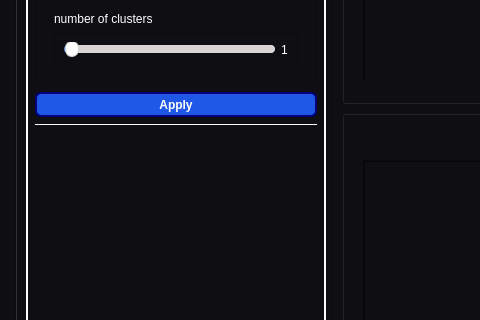
This is ui.ui in Eagle-E-Y-E/Task4-Segmentation as Qt 5 draws it before an edit; both pictures show x 0 to 480 and y 309 to 629 of the 999 by 830 pixel window. The edited form follows.
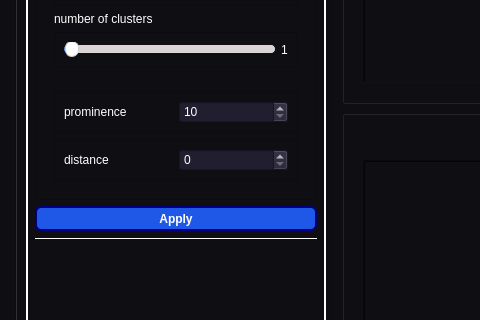
This is the edited form. Icons and pictures are not drawn.

Commit message: reg growing ui

```diff
--- a/ui.ui
+++ b/ui.ui
@@ -52,7 +52,7 @@
     color: #616161;
     background-color: qlineargradient(spread:pad, x1:0.5, y1:0, x2:0.5, y2:1, stop:0 #dce7eb, stop:0.5 #e0e8eb, stop:1 #dee7ec);
 }
-QLineEdit, QTextEdit, QPlainTextEdit, QSpinBox, QDoubleSpinBox, QTimeEdit, QDateEdit, QDateTimeEdit {
+QLineEdit, QTextEdit, QPlainTextEdit, QDoubleSpinBox, QTimeEdit, QDateEdit, QDateTimeEdit {
     border-width: 2px;
     border-radius: 8px;
     border-style: solid;
@@ -63,7 +63,7 @@
     background-color: #f4f4f4;
     color: #3d3d3d;
 }
-QLineEdit:focus, QTextEdit:focus, QPlainTextEdit:focus, QSpinBox:focus, QDoubleSpinBox:focus, QTimeEdit:focus, QDateEdit:focus, QDateTimeEdit:focus {
+QLineEdit:focus, QTextEdit:focus, QPlainTextEdit:focus, QDoubleSpinBox:focus, QTimeEdit:focus, QDateEdit:focus, QDateTimeEdit:focus {
     border-width: 2px;
     border-radius: 8px;
     border-style: solid;
@@ -74,10 +74,10 @@
     background-color: #f4f4f4;
     color: #3d3d3d;
 }
-QLineEdit:disabled, QTextEdit:disabled, QPlainTextEdit:disabled, QSpinBox:disabled, QDoubleSpinBox:disabled, QTimeEdit:disabled, QDateEdit:disabled, QDateTimeEdit:disabled {
+QLineEdit:disabled, QTextEdit:disabled, QPlainTextEdit:disabled, QDoubleSpinBox:disabled, QTimeEdit:disabled, QDateEdit:disabled, QDateTimeEdit:disabled {
     color: #b9b9b9;
 }
-QSpinBox::up-button, QDoubleSpinBox::up-button, QTimeEdit::up-button, QDateEdit::up-button, QDateTimeEdit::up-button {
+ QTimeEdit::up-button, QDateEdit::up-button, QDateTimeEdit::up-button {
     subcontrol-origin: padding;
     subcontrol-position: top right;
     width: 15px;
@@ -88,7 +88,7 @@
     border-top-right-radius: 3px;
     padding: 3px;
 }
-QSpinBox::down-button, QDoubleSpinBox::down-button, QTimeEdit::down-button, QDateEdit::down-button, QDateTimeEdit::down-button {
+ QTimeEdit::down-button, QDateEdit::down-button, QDateTimeEdit::down-button {
     subcontrol-origin: padding;
     subcontrol-position: bottom right;
     width: 15px;
@@ -99,29 +99,29 @@
     border-bottom-right-radius: 3px;
     padding: 3px;
 }
-QSpinBox::up-button:pressed, QDoubleSpinBox::up-button:pressed, QTimeEdit::up-button:pressed, QDateEdit::up-button:pressed, QDateTimeEdit::up-button:pressed {
+ QTimeEdit::up-button:pressed, QDateEdit::up-button:pressed, QDateTimeEdit::up-button:pressed {
     color: #aeaeae;
     background-color: qlineargradient(spread:pad, x1:0.5, y1:0, x2:0.5, y2:1, stop:0 #ffffff, stop:0.5 #fbfdfd, stop:1 #ffffff);
 }
-QSpinBox::down-button:pressed, QDoubleSpinBox::down-button:pressed, QTimeEdit::down-button:pressed, QDateEdit::down-button:pressed, QDateTimeEdit::down-button:pressed {
+ QTimeEdit::down-button:pressed, QDateEdit::down-button:pressed, QDateTimeEdit::down-button:pressed {
     color: #aeaeae;
     background-color: qlineargradient(spread:pad, x1:0.5, y1:0, x2:0.5, y2:1, stop:0 #ffffff, stop:0.5 #fbfdfd, stop:1 #ffffff);
 }
-QSpinBox::up-button:hover, QDoubleSpinBox::up-button:hover, QTimeEdit::up-button:hover, QDateEdit::up-button:hover, QDateTimeEdit::up-button:hover {
+QTimeEdit::up-button:hover, QDateEdit::up-button:hover, QDateTimeEdit::up-button:hover {
     color: #FFFFFF;
     border-top-right-radius: 5px;
     background-color: qlineargradient(spread:pad, x1:0.5, y1:0, x2:0.5, y2:1, stop:0 #84afe5, stop:1 #1168e4);
     
 }
-QSpinBox::down-button:hover, QDoubleSpinBox::down-button:hover, QTimeEdit::down-button:hover, QDateEdit::down-button:hover, QDateTimeEdit::down-button:hover {
+ QTimeEdit::down-button:hover, QDateEdit::down-button:hover, QDateTimeEdit::down-button:hover {
     color: #FFFFFF;
     border-bottom-right-radius: 5px;
     background-color: qlineargradient(spread:pad, x1:0.5, y1:0, x2:0.5, y2:1, stop:0 #84afe5, stop:1 #1168e4);
 }
-QSpinBox::up-arrow, QDoubleSpinBox::up-arrow, QTimeEdit::up-arrow, QDateEdit::up-arrow, QDateTimeEdit::up-arrow {
+ QTimeEdit::up-arrow, QDateEdit::up-arrow, QDateTimeEdit::up-arrow {
     image: url(/usr/share/icons/Adwaita/16x16/actions/go-up-symbolic.symbolic.png);
 }
-QSpinBox::down-arrow, QDoubleSpinBox::down-arrow, QTimeEdit::down-arrow, QDateEdit::down-arrow, QDateTimeEdit::down-arrow {
+ QTimeEdit::down-arrow, QDateEdit::down-arrow, QDateTimeEdit::down-arrow {
     image: url(/usr/share/icons/Adwaita/16x16/actions/go-down-symbolic.symbolic.png);
 }
 QProgressBar {
@@ -464,6 +464,11 @@
                      <string>agglomerative</string>
                     </property>
                    </item>
+                   <item>
+                    <property name="text">
+                     <string>region growing</string>
+                    </property>
+                   </item>
                   </widget>
                  </item>
                 </layout>
@@ -643,6 +648,75 @@
                 </layout>
                </widget>
               </item>
+              <item>
+               <widget class="QWidget" name="agglomerative_widget_2" native="true">
+                <layout class="QVBoxLayout" name="verticalLayout_6">
+                 <item>
+                  <widget class="QFrame" name="frame_25">
+                   <property name="frameShape">
+                    <enum>QFrame::StyledPanel</enum>
+                   </property>
+                   <property name="frameShadow">
+                    <enum>QFrame::Raised</enum>
+                   </property>
+                   <layout class="QHBoxLayout" name="horizontalLayout_16">
+                    <item>
+                     <widget class="QLabel" name="label_13">
+                      <property name="text">
+                       <string>prominence</string>
+                      </property>
+                     </widget>
+                    </item>
+                    <item>
+                     <widget class="QSpinBox" name="prominence_spinbox">
+                      <property name="styleSheet">
+                       <string notr="true">background-color: rgb(82, 85, 91);
+background-color: rgb(33, 30, 48);</string>
+                      </property>
+                      <property name="minimum">
+                       <number>10</number>
+                      </property>
+                      <property name="maximum">
+                       <number>100</number>
+                      </property>
+                      <property name="singleStep">
+                       <number>10</number>
+                      </property>
+                     </widget>
+                    </item>
+                   </layout>
+                  </widget>
+                 </item>
+                 <item>
+                  <widget class="QFrame" name="frame_27">
+                   <property name="frameShape">
+                    <enum>QFrame::StyledPanel</enum>
+                   </property>
+                   <property name="frameShadow">
+                    <enum>QFrame::Raised</enum>
+                   </property>
+                   <layout class="QHBoxLayout" name="horizontalLayout_18">
+                    <item>
+                     <widget class="QLabel" name="label_15">
+                      <property name="text">
+                       <string>distance</string>
+                      </property>
+                     </widget>
+                    </item>
+                    <item>
+                     <widget class="QSpinBox" name="distance_spinbox">
+                      <property name="styleSheet">
+                       <string notr="true">background-color: rgb(82, 85, 91);
+background-color: rgb(33, 30, 48);</string>
+                      </property>
+                     </widget>
+                    </item>
+                   </layout>
+                  </widget>
+                 </item>
+                </layout>
+               </widget>
+              </item>
              </layout>
             </widget>
            </item>
```
